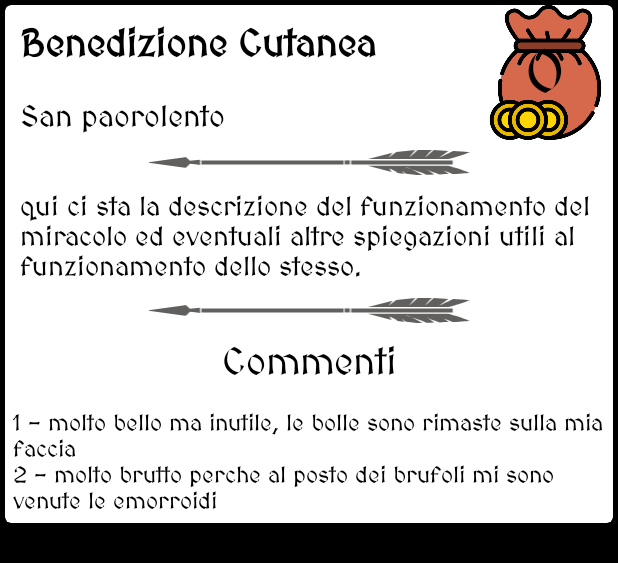
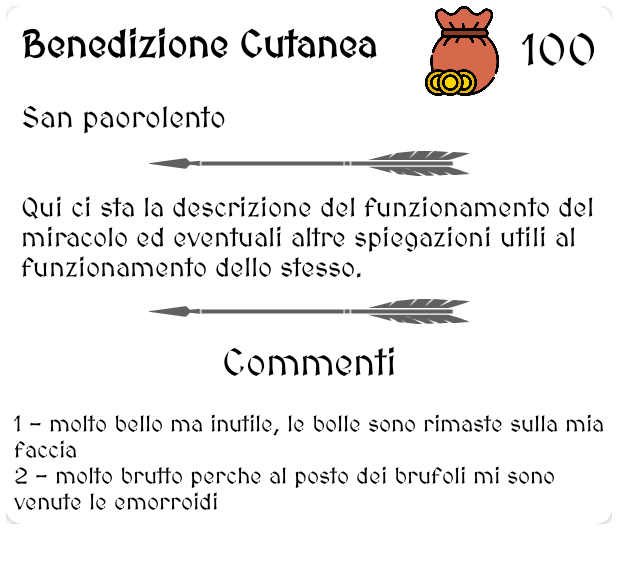
Before and after one commit to ZolloFrancesco/Pregaverso, an Android app: the layout cardviewmiracolosacerdote2.xml on its own in the app's theme, with its tools: preview values and no code run, on a phone screen of 412 x 824 dp. Shown: the top 563 px of the screen. Run offline under Robolectric (Android 15) with nearby library versions, the phone set to English and light mode, and no system bars.

Commit message:
Alcune migliorie grafiche alla card del sacerdote
- Francesco Zollo (17/12/2022)

```diff
--- a/app/src/main/res/layout/cardviewmiracolo.xml
+++ b/app/src/main/res/layout/cardviewmiracolosacerdote2.xml
@@ -1,15 +1,15 @@
 <?xml version="1.0" encoding="utf-8"?>
 <LinearLayout xmlns:android="http://schemas.android.com/apk/res/android"
     android:layout_width="match_parent"
-    android:layout_height="match_parent"
+    android:layout_height="wrap_content"
     xmlns:app="http://schemas.android.com/apk/res-auto"
-    android:background="@color/black"
-    android:padding="3dp"
+    android:padding="4dp"
     android:orientation="vertical">
 
     <androidx.cardview.widget.CardView
         android:layout_width="match_parent"
-        app:cardCornerRadius="4dp"
+        app:cardCornerRadius="10dp"
+        android:backgroundTint="@color/white"
         android:layout_height="wrap_content">
 
         <!-- LINEAR LAYOUT 0 -->
@@ -34,6 +34,7 @@
                     <TextView
                         android:id="@+id/descrMiracolo"
                         android:text="Benedizione Cutanea"
+                        android:maxLength="23"
                         android:layout_width="wrap_content"
                         android:padding="10sp"
                         android:textSize="25sp"
@@ -48,6 +49,7 @@
                         android:text="San paorolento"
                         android:padding="10sp"
                         android:textSize="20sp"
+                        android:maxLength="20"
                         android:textColor="@color/black"
                         android:fontFamily="@font/medievalsharp"
                         android:layout_width="wrap_content"
@@ -62,21 +64,28 @@
                     android:gravity="end"
                     android:orientation="horizontal">
 
+
+
                     <!-- TEXT VIEW -->
+                    <ImageView
+                        android:id="@+id/nBaiocchi"
+                        android:gravity="center"
+                        android:layout_width="60sp"
+                        android:layout_height="60sp"
+                        android:background="@drawable/saccobaiocchi"
+                        android:layout_gravity="center"
+                        android:padding="0sp" />
                     <TextView
-                        android:id="@+id/nBaiocchi"
-                        android:layout_width="90sp"
-                        android:layout_height="90sp"
-                        android:padding="0sp"
-                        android:background="@drawable/saccobaiocchi"
-                        android:text="0"
+                        android:layout_width="wrap_content"
+                        android:layout_height="wrap_content"
+                        android:text="100"
+                        android:textSize="30dp"
+                        android:maxLength="3"
+                        android:padding="10sp"
                         android:textAlignment="center"
-                        android:gravity="center"
-                        android:fontFamily="@font/medievalsharp"
-
+                        android:layout_gravity="center"
                         android:textColor="@color/black"
-                        android:textSize="40dp"
-                        android:src="@drawable/saccobaiocchi" />
+                        android:fontFamily="@font/medievalsharp"/>
                 </LinearLayout>
 
             </LinearLayout>
@@ -102,7 +111,7 @@
                     android:padding="10sp"
                     android:fontFamily="@font/medievalsharp"
                     android:layout_height="wrap_content"
-                    android:text="qui ci sta la descrizione del funzionamento del miracolo ed eventuali altre spiegazioni utili al funzionamento dello stesso."/>
+                    android:text="Qui ci sta la descrizione del funzionamento del miracolo ed eventuali altre spiegazioni utili al funzionamento dello stesso."/>
             </LinearLayout>
 
             <!-- LINEAR LAYOUT 1 -->
```
